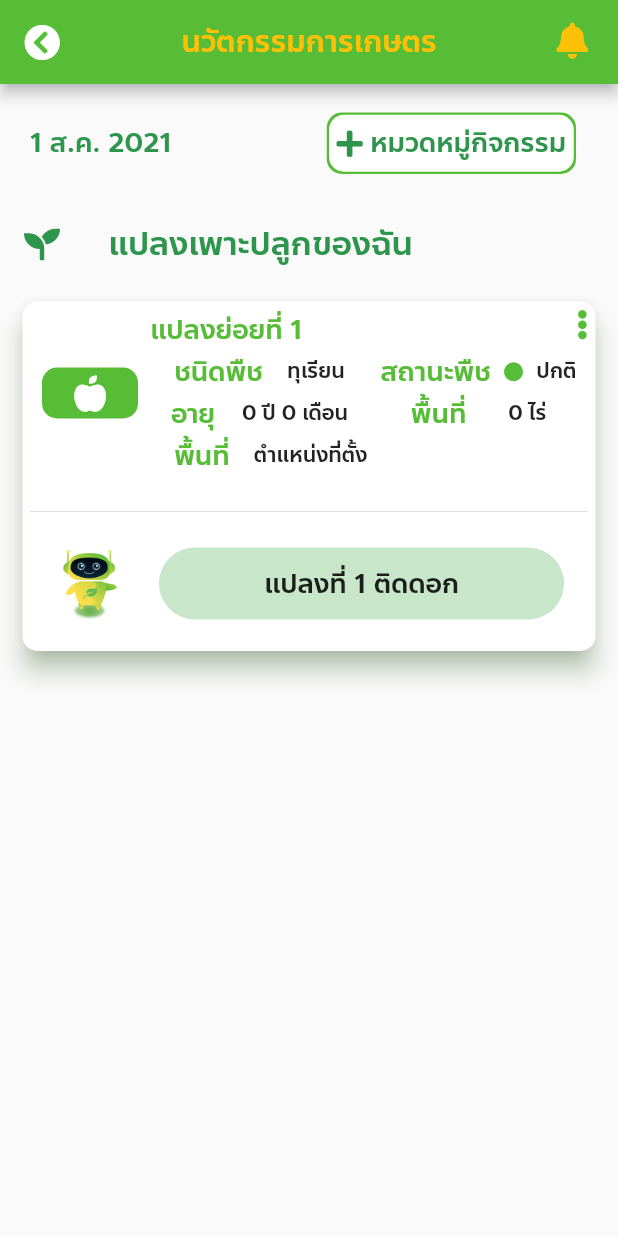
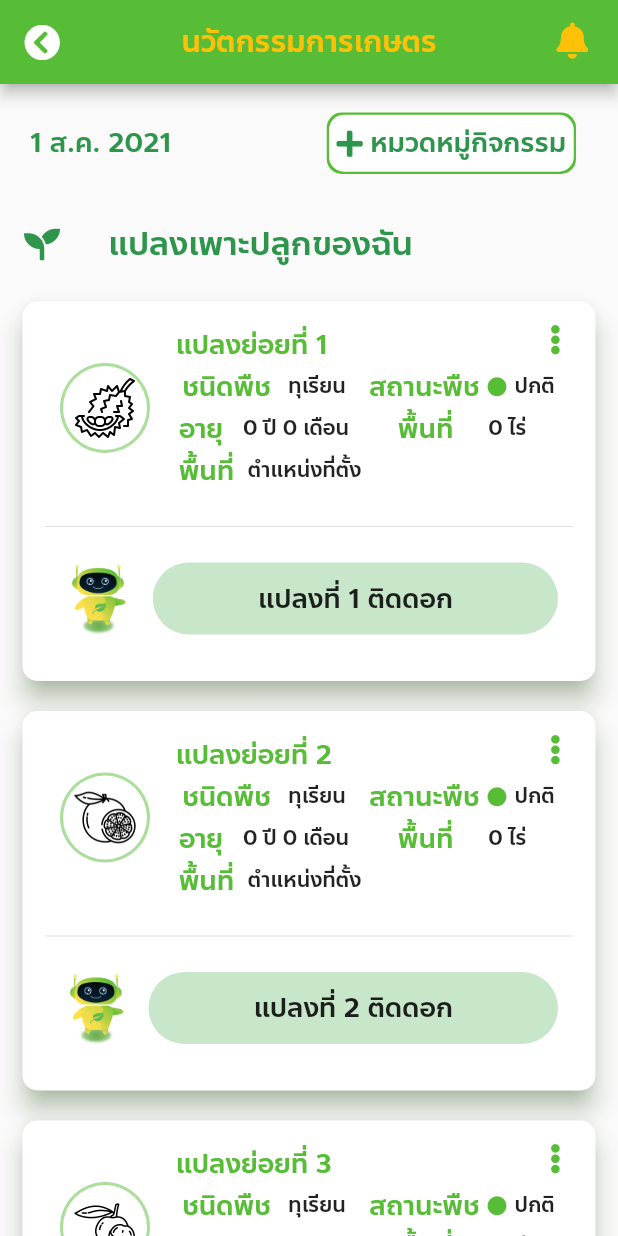
Before and after one commit to PatcharaMoolmai/Hero-Agri, a Flutter app: the ManageMyPlot screen opened directly, on a phone screen of 412 x 824 dp. Run offline on Flutter 3.47's test engine with Material 2 defaults, Android fonts, the phone set to English and light mode, and no system bars; our stand-ins replace carousel_slider, dots_indicator, flutter_animation_progress_bar, font_awesome_flutter, google_maps_flutter, pin_code_fields and 2 more; missing offline and left inert: passwordfield; accounts and stored records are empty.

Commit message:
mockup manage plot flexible

```diff
--- a/lib/plot_action/manage_my_plot.dart
+++ b/lib/plot_action/manage_my_plot.dart
@@ -88,25 +88,9 @@ class _ManageMyPlotState extends State<ManageMyPlot> {
               ],
             ),
           ),
-          GestureDetector(
-            child: myPlot(),
-            onTap: () {
-              Navigator.push(context,
-                  MaterialPageRoute(builder: (context) => CustomizePlot()));
-            },
-          )
-        ],
-      ),
-    );
-  }
-
-  Widget myPlot() {
-    // For  the future
-    List<Widget> myPlotList = <Widget>[];
-    return Column(
-      children: <Widget>[
           ListTile(
-          leading: FaIcon(FontAwesomeIcons.seedling, color: Color(0xFF2E964C)),
+            leading:
+                FaIcon(FontAwesomeIcons.seedling, color: Color(0xFF2E964C)),
             title: Text(
               'แปลงเพาะปลูกของฉัน',
               style: TextStyle(
@@ -115,43 +99,80 @@ class _ManageMyPlotState extends State<ManageMyPlot> {
                   fontWeight: FontWeight.w500),
             ),
           ),
+          for (var i = 0; i < 5; i++)
+            GestureDetector(
+              child: myPlot(i),
+              onTap: () {
+                Navigator.push(
+                    context,
+                    MaterialPageRoute(
+                        builder: (context) => CustomizePlot(
+                              plotIndex: i,
+                            )));
+              },
+            )
+        ],
+      ),
+    );
+  }
+
+  Widget myPlot(int index) {
+    // For  the future
+    String myPlotFruitImgList;
+    if (index % 3 == 0) {
+      myPlotFruitImgList = 'assets/icons/durian.png';
+    } else if (index % 3 == 1) {
+      myPlotFruitImgList = 'assets/icons/grapefruit-3.png';
+    } else if (index % 3 == 2) {
+      myPlotFruitImgList = 'assets/icons/longan.png';
+    }
+
+    print(myPlotFruitImgList);
+    return Column(
+      children: <Widget>[
         TileCard(
             padding: EdgeInsets.symmetric(horizontal: 15, vertical: 10),
-            // insets: EdgeInsets.only(left: 20,right: 5,top: 15,bottom: 15),
+            insets: EdgeInsets.all(15),
             child: Column(
               children: <Widget>[
                 Row(
-                  mainAxisAlignment: MainAxisAlignment.start,
                   children: <Widget>[
                     Flexible(
-                      flex: 0,
+                      flex: 4,
                       child: Container(
                         width: 80,
-                        child: TileCard(
-                          child: FaIcon(
-                            FontAwesomeIcons.appleAlt,
-                            color: Colors.white,
+                        child: CircleAvatar(
+                          radius: 30,
+                          backgroundColor: Color(0xFF57BD37).withOpacity(0.5),
+                          child: CircleAvatar(
+                            radius: 28,
+                            backgroundColor: Colors.white,
+                            child: Image.asset(
+                              myPlotFruitImgList,
+                              scale: 12,
                             ),
-                          elevation: 0,
-                          color: Color(0xFF57BD37),
+                          ),
                         ),
                       ),
                     ),
                     Flexible(
-                        // flex: 0,
+                        flex: 12,
                         child: Column(
-                      crossAxisAlignment: CrossAxisAlignment.end,
+                          crossAxisAlignment: CrossAxisAlignment.start,
                           children: <Widget>[
-                        new Row(
+                            Row(
                               mainAxisAlignment: MainAxisAlignment.spaceBetween,
                               crossAxisAlignment: CrossAxisAlignment.start,
                               children: <Widget>[
-                            Text(
-                              'แปลงย่อยที่ 1',
+                                Padding(
+                                  padding: EdgeInsets.symmetric(horizontal: 7),
+                                  child: Text(
+                                    'แปลงย่อยที่ ${index + 1}',
                                     style: TextStyle(
                                         fontSize: 18,
                                         color: Color(0xFF57BD37),
                                         fontWeight: FontWeight.w500),
+                                  ),
                                 ),
                                 GestureDetector(
                                   child: FaIcon(
@@ -287,7 +308,7 @@ class _ManageMyPlotState extends State<ManageMyPlot> {
                       padding:
                           EdgeInsets.symmetric(horizontal: 70, vertical: 10),
                       child: Text(
-                        'แปลงที่ 1 ติดดอก',
+                        'แปลงที่ ${index + 1} ติดดอก',
                         style: TextStyle(
                             fontSize: 18, fontWeight: FontWeight.w500),
                       ),
```
Also changed, not shown: lib/plot_action/my_plot.dart (+31 -13 lines), lib/plot_action/my_plot_continuous.dart (+46 -11 lines). Lines whose indentation alone changed are shown as unchanged.
